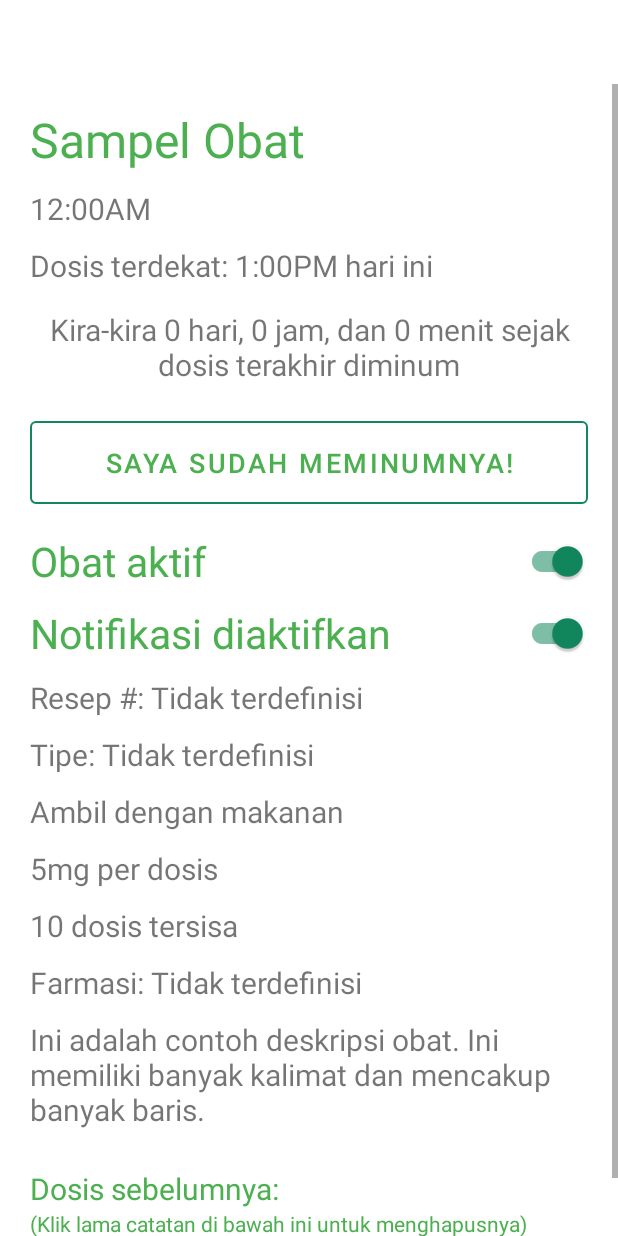
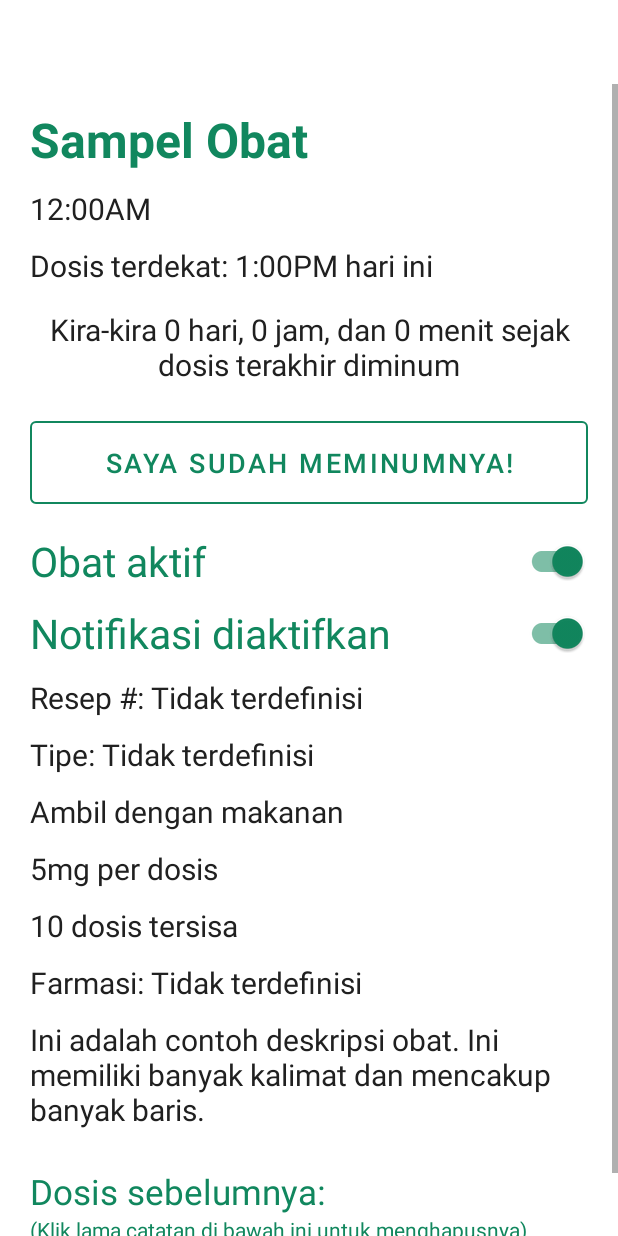
Before and after one commit to fiqriturhamz/MedicationReminder, an Android app: the layout activity_med_detail.xml on its own in the app's theme, with its tools: preview values and no code run, on a phone screen of 412 x 824 dp. Run offline under Robolectric (Android 15) with nearby library versions, the phone set to English and light mode, and no system bars.

Commit message:
Memperbaiki warna dan tampilan

```diff
--- a/app/src/main/res/layout/activity_med_detail.xml
+++ b/app/src/main/res/layout/activity_med_detail.xml
@@ -29,10 +29,11 @@
                 android:id="@+id/name_label"
                 android:layout_width="match_parent"
                 android:layout_height="wrap_content"
-                android:textColor="@color/green"
+                android:textColor="@color/sub_green"
                 app:autoSizeTextType="uniform"
                 android:textSize="32sp"
                 android:paddingTop="15dp"
+                android:textStyle="bold"
                 android:paddingHorizontal="20dp"
                 android:paddingBottom="5dp"
                 android:text="@string/sample_medicine"/>
@@ -42,6 +43,7 @@
                 android:layout_width="match_parent"
                 android:layout_height="wrap_content"
                 app:autoSizeTextType="uniform"
+                android:textColor="@color/grey"
                 android:textSize="20sp"
                 android:paddingVertical="5dp"
                 android:paddingHorizontal="20dp"
@@ -52,6 +54,7 @@
                 android:layout_width="match_parent"
                 android:layout_height="wrap_content"
                 app:autoSizeTextType="uniform"
+                android:textColor="@color/grey"
                 android:textSize="20sp"
                 android:paddingVertical="5dp"
                 android:paddingHorizontal="20dp"
@@ -63,6 +66,7 @@
                 android:layout_height="wrap_content"
                 app:autoSizeTextType="uniform"
                 android:textSize="20sp"
+                android:textColor="@color/grey"
                 android:paddingVertical="10dp"
                 android:paddingHorizontal="20dp"
                 android:gravity="center_horizontal"
@@ -77,7 +81,7 @@
                 android:padding="15dp"
                 android:textSize="18sp"
                 android:text="@string/i_just_took_it"
-                android:textColor="@color/green"
+                android:textColor="@color/sub_green"
                 app:strokeColor="@color/sub_green"
                 style="@style/Widget.MaterialComponents.Button.OutlinedButton" />
 
@@ -86,7 +90,7 @@
                 android:layout_width="match_parent"
                 android:layout_height="wrap_content"
                 android:text="@string/medication_active"
-                android:textColor="@color/green"
+                android:textColor="@color/sub_green"
                 app:autoSizeTextType="uniform"
                 android:textSize="23sp"
                 android:paddingVertical="5dp"
@@ -98,9 +102,8 @@
                 android:layout_width="match_parent"
                 android:layout_height="wrap_content"
                 android:text="@string/notifications_enabled"
-                android:textColor="@color/green"
+                android:textColor="@color/sub_green"
                 app:autoSizeTextType="uniform"
-                android:textSize="23sp"
                 android:paddingVertical="5dp"
                 android:paddingHorizontal="20dp"
                 android:checked="true"/>
@@ -111,6 +114,7 @@
                 android:layout_height="wrap_content"
                 app:autoSizeTextType="uniform"
                 android:textSize="20sp"
+                android:textColor="@color/grey"
                 android:paddingTop="5dp"
                 android:paddingHorizontal="20dp"
                 android:paddingBottom="5dp"
@@ -122,6 +126,7 @@
                 android:layout_height="wrap_content"
                 app:autoSizeTextType="uniform"
                 android:textSize="20sp"
+                android:textColor="@color/grey"
                 android:paddingVertical="5dp"
                 android:paddingHorizontal="20dp"
                 android:text="@string/sample_type_label"/>
@@ -132,6 +137,7 @@
                 android:layout_height="wrap_content"
                 app:autoSizeTextType="uniform"
                 android:textSize="20sp"
+                android:textColor="@color/grey"
                 android:paddingVertical="5dp"
                 android:paddingHorizontal="20dp"
                 android:text="@string/take_with_food"/>
@@ -142,6 +148,7 @@
                 android:layout_height="wrap_content"
                 app:autoSizeTextType="uniform"
                 android:textSize="20sp"
+                android:textColor="@color/grey"
                 android:paddingVertical="5dp"
                 android:paddingHorizontal="20dp"
                 android:text="@string/sample_dose_amount_label"/>
@@ -152,6 +159,7 @@
                 android:layout_height="wrap_content"
                 app:autoSizeTextType="uniform"
                 android:textSize="20sp"
+                android:textColor="@color/grey"
                 android:paddingVertical="5dp"
                 android:paddingHorizontal="20dp"
                 android:text="@string/sample_remaining_doses_label"/>
@@ -162,6 +170,7 @@
                 android:layout_height="wrap_content"
                 app:autoSizeTextType="uniform"
                 android:textSize="20sp"
+                android:textColor="@color/grey"
                 android:paddingVertical="5dp"
                 android:paddingHorizontal="20dp"
                 android:text="@string/sample_pharmacy_label"/>
@@ -172,6 +181,7 @@
                 android:layout_height="wrap_content"
                 app:autoSizeTextType="uniform"
                 android:textSize="20sp"
+                android:textColor="@color/grey"
                 android:paddingVertical="5dp"
                 android:paddingHorizontal="20dp"
                 android:text="@string/sample_description"/>
@@ -180,9 +190,9 @@
                 android:id="@+id/previous_doses_label"
                 android:layout_width="match_parent"
                 android:layout_height="wrap_content"
-                android:textColor="@color/green"
+                android:textColor="@color/sub_green"
                 app:autoSizeTextType="uniform"
-                android:textSize="20sp"
+                android:textSize="23sp"
                 android:paddingTop="20dp"
                 android:paddingHorizontal="20dp"
                 android:text="@string/previous_doses"/>
@@ -191,7 +201,7 @@
                 android:id="@+id/delete_hint_label"
                 android:layout_width="match_parent"
                 android:layout_height="wrap_content"
-                android:textColor="@color/green"
+                android:textColor="@color/sub_green"
                 app:autoSizeTextType="uniform"
                 android:textSize="14sp"
                 android:paddingHorizontal="20dp"
@@ -201,7 +211,7 @@
                 android:id="@+id/detail_hint_label"
                 android:layout_width="match_parent"
                 android:layout_height="wrap_content"
-                android:textColor="@color/green"
+                android:textColor="@color/sub_green"
                 app:autoSizeTextType="uniform"
                 android:textSize="14sp"
                 android:paddingHorizontal="20dp"
@@ -212,7 +222,7 @@
                 android:id="@+id/previous_doses_list"
                 android:layout_width="match_parent"
                 android:layout_height="wrap_content"
-                android:dividerHeight="5dp"/>
+                android:dividerHeight="2dp"/>
 
         </androidx.appcompat.widget.LinearLayoutCompat>
     </androidx.core.widget.NestedScrollView>
```
